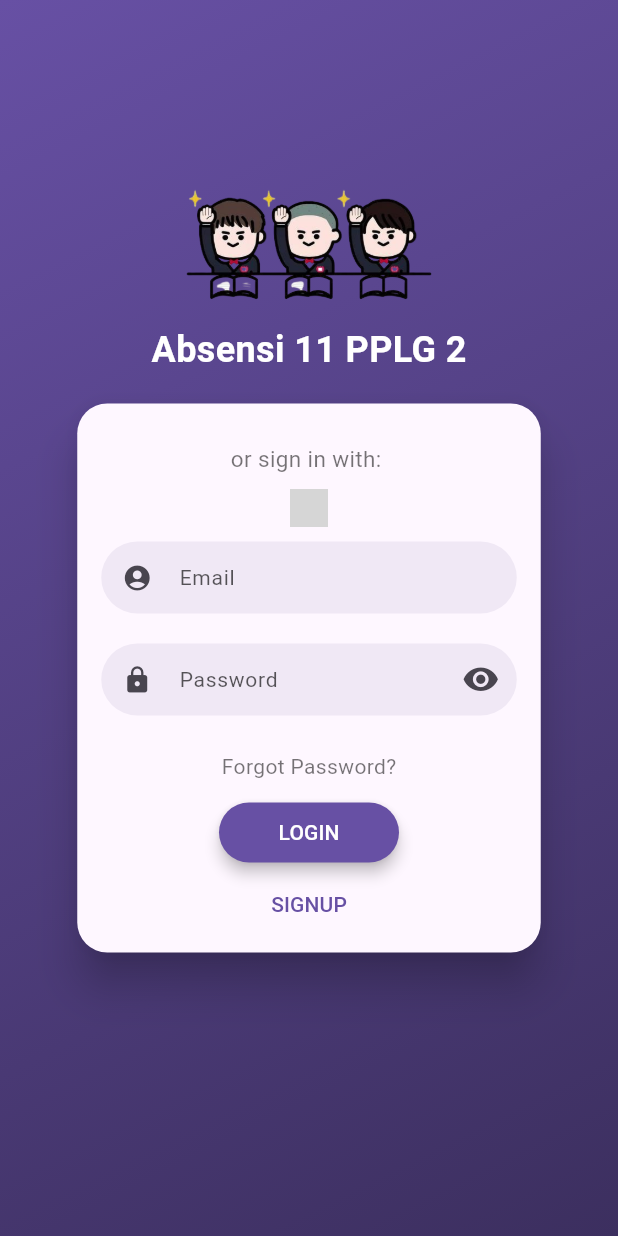
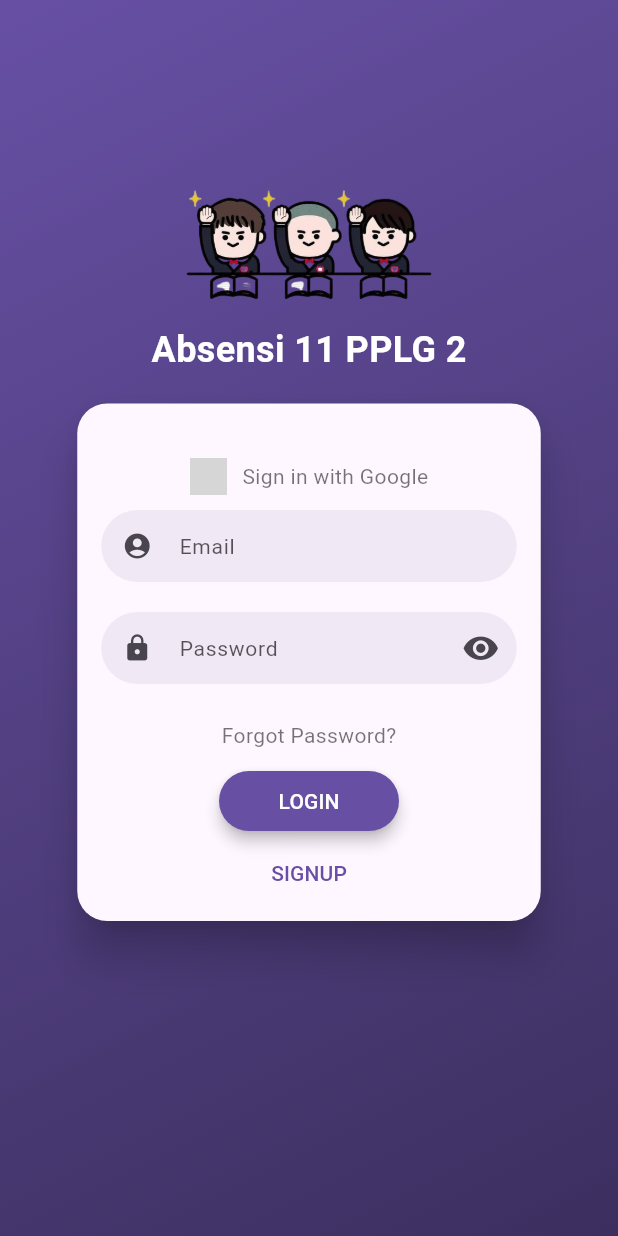
Before and after one commit to wisnuibroo/Firebase-Project, a Flutter app: the screen it shows after launch, on a phone screen of 412 x 824 dp. Run offline on Flutter 3.47's test engine with Material 3 defaults, Android fonts, the phone set to English and light mode, and no system bars; drawn by our look-alikes of flutter_login; our stand-ins replace cloud_firestore, firebase_auth, firebase_core, firebase_messaging, get, google_sign_in; accounts and stored records are empty; network calls fail; grey boxes are pictures that could not be loaded.

Commit message:
style: [FK] UI-Design-login-page

```diff
--- a/lib/views/loginpage.dart
+++ b/lib/views/loginpage.dart
@@ -1,5 +1,4 @@
 import 'package:firebase_project/controller/logincontroller.dart';
-import 'package:firebase_project/widgets/my_text.dart';
 import 'package:flutter/material.dart';
 import 'package:flutter_login/flutter_login.dart';
 import 'package:get/get.dart';
@@ -28,26 +27,36 @@ class LoginPage extends StatelessWidget {
       headerWidget: Column(
         crossAxisAlignment: CrossAxisAlignment.center,
         children: [
-          MyText(
-              text: "or sign in with: ",
-              fontSize: 15,
-              fontWeight: FontWeight.normal,
-              color: Colors.black54),
-          SizedBox(height: 10),
+          const SizedBox(height: 10),
           InkWell(
             onTap: () async {
               await controller.signInWithGoogle();
             },
             child: Center(
-                child: Image.network(
+              child: Row(
+                mainAxisSize: MainAxisSize.min,
+                children: [
+                  Image.network(
+                    "https://upload.wikimedia.org/wikipedia/commons/thumb/c/c1/Google_%22G%22_logo.svg/768px-Google_%22G%22_logo.svg.png",
                     width: 25,
-                    "https://upload.wikimedia.org/wikipedia/commons/thumb/c/c1/Google_%22G%22_logo.svg/768px-Google_%22G%22_logo.svg.png")),
+                  ),
+                  const SizedBox(width: 10),
+                  const Text(
+                    "Sign in with Google",
+                    style: TextStyle(
+                      fontSize: 14,
+                      color: Colors.black54,
+                    ),
+                  ),
+                ],
+              ),
+            ),
           ),
-          SizedBox(height: 10)
+          const SizedBox(height: 10),
         ],
       ),
       theme: LoginTheme(
-        titleStyle: TextStyle(
+        titleStyle: const TextStyle(
           color: Colors.white,
           fontSize: 24,
           fontWeight: FontWeight.bold,
```
